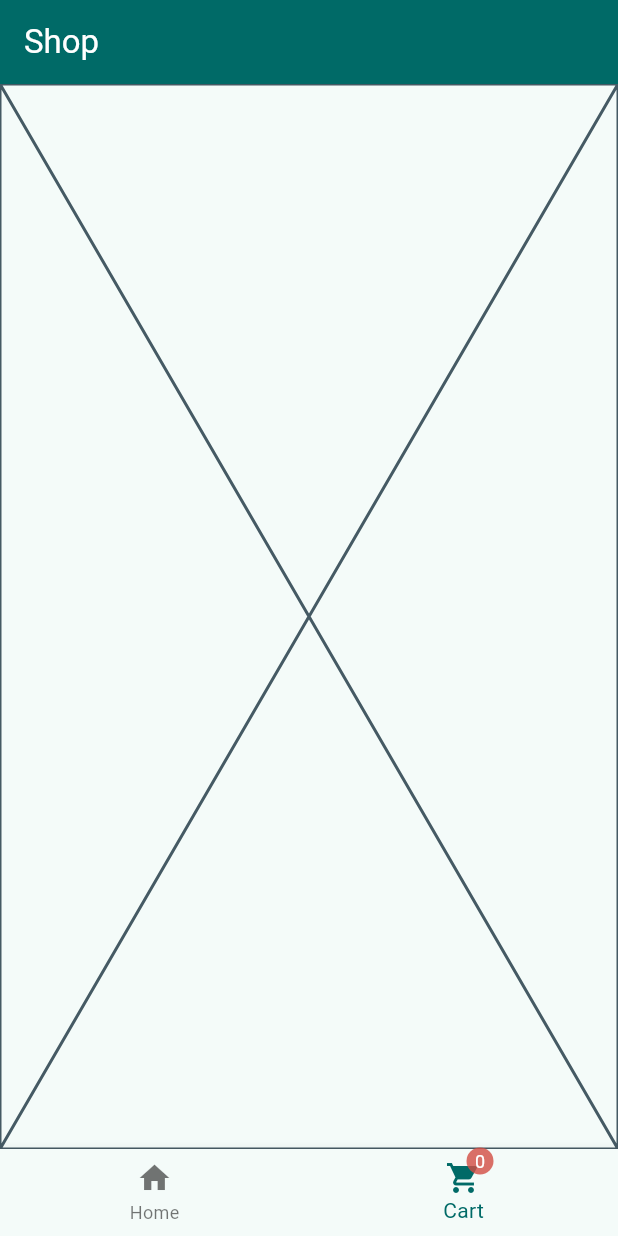
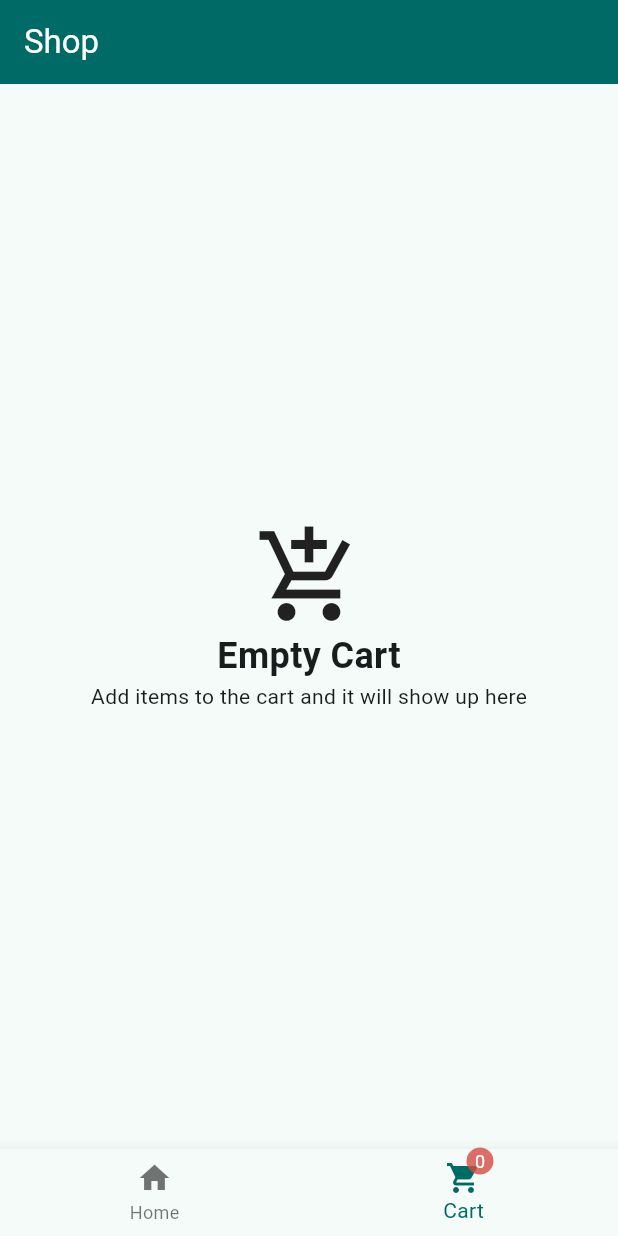
Before and after one commit to israel-oye/shop-app-example, a Flutter app: the screen it shows after launch, item 2 of the bottom bar chosen, on a phone screen of 412 x 824 dp. Run offline on Flutter 3.47's test engine with Material 3 defaults, Android fonts, the phone set to English and light mode, and no system bars; our stand-ins replace dio; network calls fail.

Commit message:
implement cart logic

```diff
--- a/lib/screens/cart_screen.dart
+++ b/lib/screens/cart_screen.dart
@@ -1,10 +1,44 @@
 import 'package:flutter/material.dart';
+import 'package:provider/provider.dart';
+import 'package:shop_app/providers/cart_provider.dart';
+import 'package:shop_app/widgets/product_item.dart';
 
 class CartScreen extends StatelessWidget {
   const CartScreen({super.key});
 
   @override
   Widget build(BuildContext context) {
-    return const Placeholder();
+    return Consumer<CartProvider>(
+      builder: (context, provider, _) {
+        if (provider.items.isEmpty){
+          return _buildEmptyState();
+        }
+        return ListView.separated(
+          padding: EdgeInsets.symmetric(vertical: 12, horizontal: 24),
+          itemCount: provider.items.length,
+          separatorBuilder: (ctx, idx) => Divider(),
+          itemBuilder: (ctx, idx){
+            final currentProduct = provider.items[idx];
+            return ProductItem(product: currentProduct);
+          }
+        );
+      },
+    );
+  }
+
+  Widget _buildEmptyState(){
+    return Center(
+      child: Column(
+        mainAxisAlignment: MainAxisAlignment.center,
+        children: [
+          Icon(Icons.add_shopping_cart_sharp, size: 72,),
+          Text(
+            'Empty Cart',
+            style: TextStyle(fontSize: 24, fontWeight: FontWeight.bold),
+          ),
+          Text('Add items to the cart and it will show up here')
+        ],
+      ),
+    );
   }
 }
```
